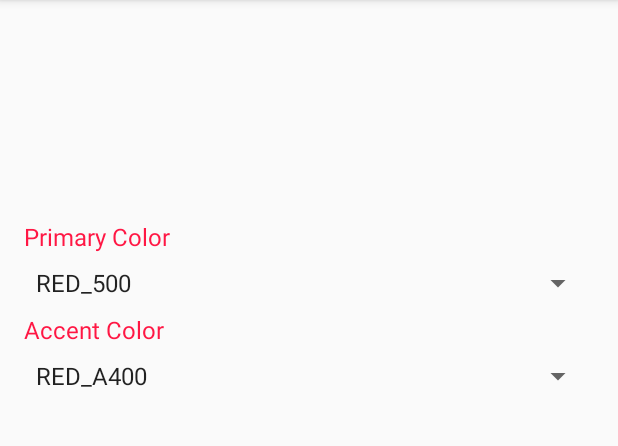
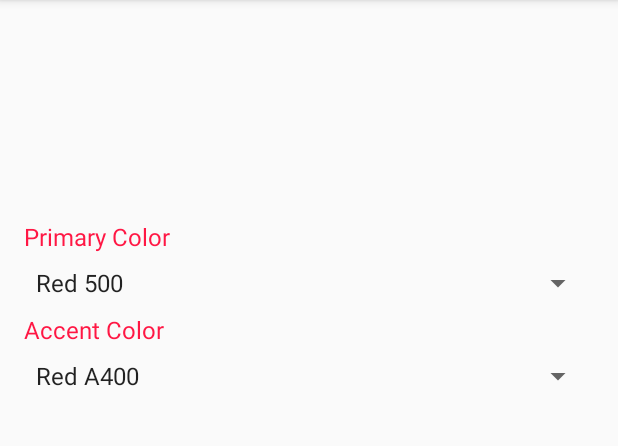
Before and after one commit to marverenic/Colors, an Android app: the screen it shows after launch (MainActivity), on a phone screen of 412 x 824 dp, the part 84-530 px from its top. Run offline under Robolectric (Android 15) with nearby library versions, the phone set to English and light mode, and no system bars.

Commit message:
Use more human-readable theme names

```diff
--- a/sample/src/main/java/com/marverenic/demo/colors/EnumAdapter.java
+++ b/sample/src/main/java/com/marverenic/demo/colors/EnumAdapter.java
@@ -37,7 +37,7 @@ public class EnumAdapter<E extends Enum<E>> extends BaseAdapter {
         }
 
         TextView text = (TextView) convertView.findViewById(android.R.id.text1);
-        text.setText(getItem(position).name());
+        text.setText(getItem(position).toString());
 
         return convertView;
     }
@@ -50,7 +50,7 @@ public class EnumAdapter<E extends Enum<E>> extends BaseAdapter {
         }
 
         TextView text = (TextView) convertView.findViewById(android.R.id.text1);
-        text.setText(getItem(position).name());
+        text.setText(getItem(position).toString());
 
         return convertView;
     }
```
